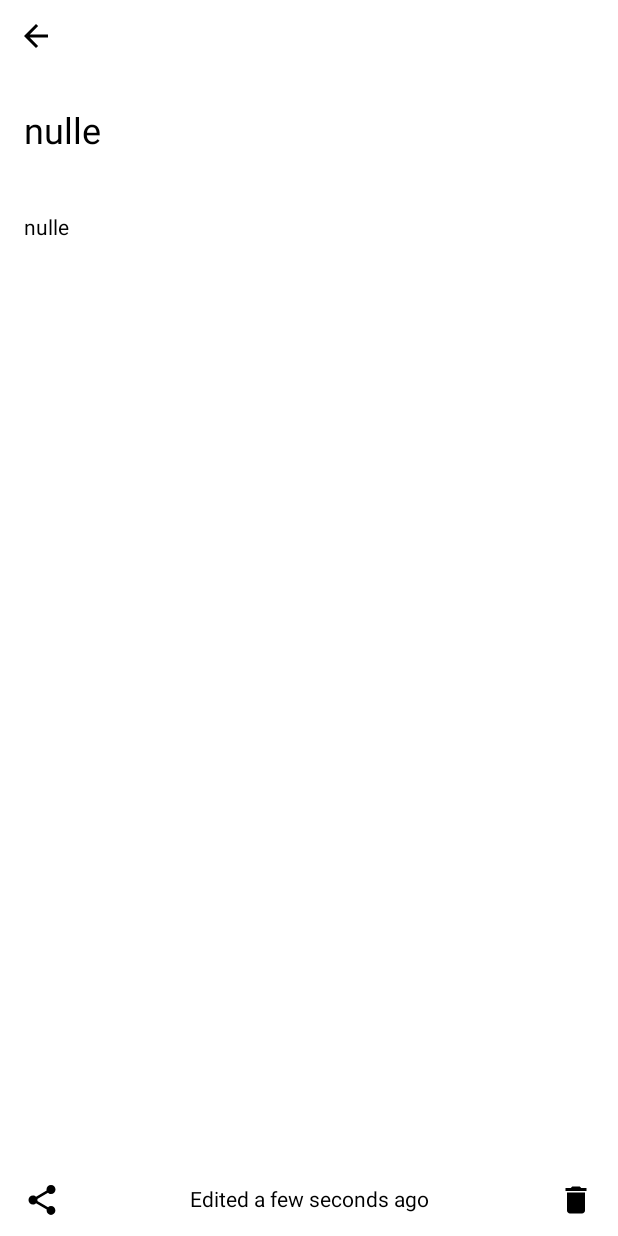
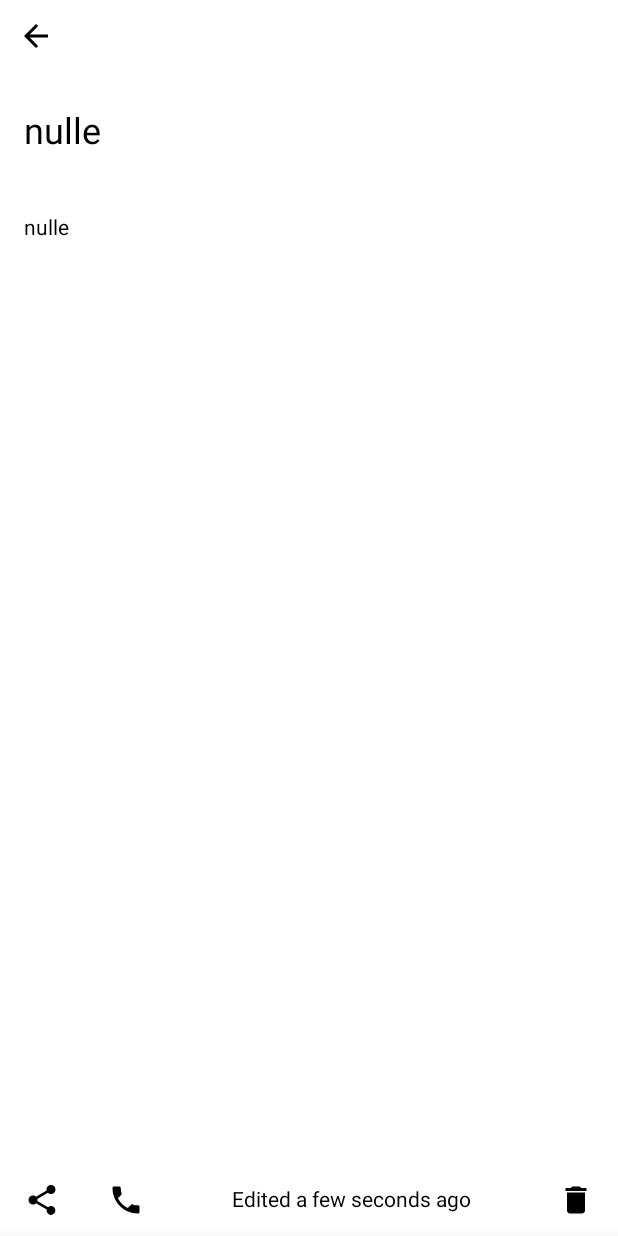
Before and after one commit to zhvk/kolor-notes, an Android app built with Jetpack Compose: the note_screen screen opened through its navigation route, on a phone screen of 412 x 824 dp. Run offline under Robolectric (Android 15) with nearby library versions, the phone set to English and light mode, and no system bars; our stand-ins replace Dagger/Hilt's generated code, Room's generated code; 1 statement that could not run was skipped.

Commit message:
added bottom sheet that changes note color; issue with scope or lifecycle, note doesn't get updated when it should

```diff
--- a/app/src/main/java/com/zhvk/kolornotes/domain/model/Note.kt
+++ b/app/src/main/java/com/zhvk/kolornotes/domain/model/Note.kt
@@ -17,6 +17,13 @@ data class Note(
     @ColumnInfo(name = "web_url") var webUrl: String? = null
 )
 
+data class NoteColorItem(
+    val selected: Boolean = false,
+    val color: NoteColor = NoteColor.WHITE
+) {
+
+}
+
 enum class NoteColor() {
-    WHITE, PURPLE, RED, YELLOW, GREEN, BLUE
+    WHITE, RED, YELLOW, GREEN, BLUE, PURPLE
 }
--- a/app/src/main/java/com/zhvk/kolornotes/presentation/main_screen/NotesViewModel.kt
+++ b/app/src/main/java/com/zhvk/kolornotes/presentation/main_screen/NotesViewModel.kt
@@ -21,7 +21,6 @@ class NotesViewModel @Inject constructor(
 ) : ViewModel() {
 
     val allNotes: MutableStateFlow<List<Note>> = MutableStateFlow<List<Note>>(listOf())
-    val note: MutableStateFlow<Note> = MutableStateFlow<Note>(Note())
 
     fun getAllNotes() = viewModelScope.launch(Dispatchers.IO) {
         noteRepository.getAllNotesFromRoom().collectLatest {
@@ -36,13 +35,6 @@ class NotesViewModel @Inject constructor(
         }.launchIn(this)
     }*/
 
-    fun getNote(id: Long) = viewModelScope.launch(Dispatchers.IO) {
-        noteRepository.getNoteFromRoom(id).collectLatest {
-            note.value = it // UI state is updated at this point
-            Log.d("TAG", "Note gotten: " + note.value.toString())
-        }
-    }
-
     fun addNote(newNote: Note) = viewModelScope.launch(Dispatchers.IO) {
         Log.d("TAG", "Note to be added: $newNote")
         newNote.dateUpdated = getCurrentDateTime(null)
@@ -52,8 +44,6 @@ class NotesViewModel @Inject constructor(
         // thread after you've retrieved the data.
         withContext(Dispatchers.Main) {
             getAllNotes()
-            getNote(newId)
-            Log.d("TAG", "Note added?: " + note.value.toString())
         }
     }
 
@@ -64,15 +54,6 @@ class NotesViewModel @Inject constructor(
         return noteRepository.addNoteToRoom(newNote)
     }
 
-    fun updateNote(note: Note) = viewModelScope.launch(Dispatchers.IO) {
-        note.dateUpdated = getCurrentDateTime(null)
-        noteRepository.updateNoteInRoom(note)
-    }
-
-    fun deleteNote(note: Note) = viewModelScope.launch(Dispatchers.IO) {
-        noteRepository.deleteNoteFromRoom(note)
-    }
-
     fun deleteAllNotes() = viewModelScope.launch(Dispatchers.IO) {
         noteRepository.deleteAllNotesFromRoom()
     }
--- a/app/src/main/java/com/zhvk/kolornotes/presentation/note_screen/NoteScreen.kt
+++ b/app/src/main/java/com/zhvk/kolornotes/presentation/note_screen/NoteScreen.kt
@@ -2,24 +2,27 @@ package com.zhvk.kolornotes.presentation.note_screen
 
 import android.content.Context
 import android.content.Intent
-import androidx.compose.foundation.background
+import android.util.Log
+import androidx.activity.compose.BackHandler
+import androidx.compose.foundation.*
 import androidx.compose.foundation.layout.*
-import androidx.compose.foundation.rememberScrollState
-import androidx.compose.foundation.verticalScroll
+import androidx.compose.foundation.lazy.LazyRow
+import androidx.compose.foundation.selection.selectable
+import androidx.compose.foundation.selection.selectableGroup
+import androidx.compose.foundation.shape.CircleShape
 import androidx.compose.material.*
 import androidx.compose.material.icons.Icons
-import androidx.compose.material.icons.filled.ArrowBack
-import androidx.compose.material.icons.filled.Delete
-import androidx.compose.material.icons.filled.Share
-import androidx.compose.runtime.Composable
-import androidx.compose.runtime.LaunchedEffect
-import androidx.compose.runtime.collectAsState
+import androidx.compose.material.icons.filled.*
+import androidx.compose.runtime.*
 import androidx.compose.ui.Alignment
 import androidx.compose.ui.Modifier
 import androidx.compose.ui.draw.alpha
+import androidx.compose.ui.draw.clip
 import androidx.compose.ui.graphics.Color
 import androidx.compose.ui.platform.LocalContext
+import androidx.compose.ui.res.colorResource
 import androidx.compose.ui.res.stringResource
+import androidx.compose.ui.semantics.Role
 import androidx.compose.ui.text.TextStyle
 import androidx.compose.ui.unit.dp
 import androidx.compose.ui.unit.sp
@@ -27,56 +30,96 @@ import androidx.hilt.navigation.compose.hiltViewModel
 import androidx.navigation.NavController
 import com.zhvk.kolornotes.R
 import com.zhvk.kolornotes.domain.model.Note
+import com.zhvk.kolornotes.domain.model.NoteColor
+import com.zhvk.kolornotes.ui.theme.*
 import com.zhvk.kolornotes.utils.noteColorValue
-import com.zhvk.kolornotes.presentation.main_screen.NotesViewModel
+import kotlinx.coroutines.launch
 
+@OptIn(ExperimentalMaterialApi::class)
 @Composable
 fun NoteScreen(
     navController: NavController,
-    notesViewModel: NotesViewModel = hiltViewModel(),
+    noteViewModel: NoteViewModel = hiltViewModel(),
     noteId: Long?
 ) {
     // Get Note State
     if (noteId != null && noteId != 0L) // TODO: Test w/o this because noteId should always be passed
         LaunchedEffect(Unit) {
-            notesViewModel.getNote(noteId)
+            noteViewModel.getNote(noteId)
         }
-    val noteState = notesViewModel.note.collectAsState().value
+    val noteState = noteViewModel.note.collectAsState().value
     val context = LocalContext.current
 
-    Box(
+    // BottomSheet State
+    val sheetState = rememberModalBottomSheetState(
+        initialValue = ModalBottomSheetValue.Hidden,
+        confirmStateChange = { it != ModalBottomSheetValue.HalfExpanded }
+    )
+    val coroutineScope = rememberCoroutineScope()
+    /*BackHandler(sheetState.isVisible) {
+        coroutineScope.launch { sheetState.hide() }
+    }*/
+    BackHandler(enabled = true, onBack = {
+        if (sheetState.isVisible) coroutineScope.launch { sheetState.hide() }
+        else goBack(navController, noteState, noteViewModel)
+    })
+
+    ModalBottomSheetLayout(
         modifier = Modifier
             .fillMaxSize()
             .background(noteColorValue(noteState.backgroundColor)),
+        sheetState = sheetState,
+        sheetContent = {
+            ColorPickerBottomSheet(
+                noteViewModel = noteViewModel,
+                noteState = noteState
+            )
+        }) {
+
+        // TODO: Let?
+        Box(
+            modifier = Modifier
+                .fillMaxSize(),
             contentAlignment = Alignment.BottomCenter
         ) {
             Column(modifier = Modifier.fillMaxSize()) {
-            Toolbar(goBackAndSaveNote = { navController.navigateUp() })
-            NoteComposable(notesViewModel = notesViewModel, noteState = noteState)
+                Toolbar(goBack = { goBack(navController, noteState, noteViewModel) })
+                NoteComposable(noteViewModel = noteViewModel, noteState = noteState)
             }
             QuickActionBarNoteScreen(
                 lastUpdateDate = noteState.dateUpdated,
                 shareNote = { shareNote(context, noteState) },
+                openColorPickerBottomSheet = {
+                    coroutineScope.launch {
+                        if (sheetState.isVisible) sheetState.hide()
+                        else sheetState.show()
+                    }
+                },
                 goBackAndDeleteNote = {
                     navController.navigateUp()
-                notesViewModel.deleteNote(noteState) // TODO: Why the f is this crashing?!
+                    noteViewModel.deleteNote(noteState) // TODO: Why the f is this crashing?! Because navigateUp takes some time to complete? But it's on main thread? :head_explode:
                 })
         }
     }
+}
 
-fun shareNote(context: Context, note: Note) {
-    val sendIntent: Intent = Intent().apply {
-        action = Intent.ACTION_SEND
-        putExtra(Intent.EXTRA_TEXT, note.noteTitle + "\n" + note.noteBody)
-        type = "text/plain"
+@Composable
+fun Toolbar(
+    goBack: () -> Unit
+) {
+    Row(
+        modifier = Modifier.fillMaxWidth(),
+        horizontalArrangement = Arrangement.SpaceBetween
+    ) {
+        IconButton(onClick = goBack) {
+            Icon(imageVector = Icons.Default.ArrowBack, contentDescription = "")
         }
-    val shareIntent = Intent.createChooser(sendIntent, null)
-    context.startActivity(shareIntent)
+    }
 }
 
 @Composable
 fun NoteComposable(
-    notesViewModel: NotesViewModel,
+    noteViewModel: NoteViewModel,
     noteState: Note
 ) {
 
@@ -93,7 +136,7 @@ fun NoteComposable(
                 .fillMaxWidth()
                 .padding(0.dp, 10.dp),
             value = noteState.noteTitle!! /*noteState.noteTitle ?: ""*/,
-            onValueChange = { notesViewModel.updateNote(noteState.copy(noteTitle = it)) },
+            onValueChange = { noteViewModel.updateNote(noteState.copy(noteTitle = it)) }, // TODO: Improve, this should be handled in ViewModel
             textStyle = TextStyle.Default.copy(fontSize = 24.sp),
             placeholder = {
                 Box(
@@ -121,7 +164,7 @@ fun NoteComposable(
         TextField(
             modifier = Modifier.fillMaxSize(),
             value = noteState.noteBody!! /*noteState.noteBody ?: ""*/,
-            onValueChange = { notesViewModel.updateNote(noteState.copy(noteBody = it)) },
+            onValueChange = { noteViewModel.updateNote(noteState.copy(noteBody = it)) },
             placeholder = {
                 Box(
                     modifier = Modifier.fillMaxSize(),
@@ -146,28 +189,10 @@ fun NoteComposable(
 }
 
 @Composable
-fun Toolbar(
-    goBackAndSaveNote: () -> Unit
-) {
-    Row(
-        modifier = Modifier.fillMaxWidth(),
-        horizontalArrangement = Arrangement.SpaceBetween
-    ) {
-        IconButton(onClick = goBackAndSaveNote) {
-            Icon(imageVector = Icons.Default.ArrowBack, contentDescription = "")
-        }
-        /*IconButton(onClick = {
-            navController.navigateUp()
-        }) {
-            Icon(imageVector = Icons.Default.Done, contentDescription = "")
-        }*/
-    }
-}
-
-@Composable
 fun QuickActionBarNoteScreen(
     lastUpdateDate: String?,
     shareNote: () -> Unit,
+    openColorPickerBottomSheet: () -> Unit,
     goBackAndDeleteNote: () -> Unit
 ) {
     val dateInString = lastUpdateDate ?: "a few seconds ago"
@@ -178,8 +203,19 @@ fun QuickActionBarNoteScreen(
         horizontalArrangement = Arrangement.SpaceBetween,
         verticalAlignment = Alignment.CenterVertically
     ) {
+        Row() {
             IconButton(modifier = Modifier.padding(4.dp, 0.dp), onClick = shareNote) {
                 Icon(imageVector = Icons.Default.Share, contentDescription = "")
+            }
+            IconButton(
+                modifier = Modifier.padding(4.dp, 0.dp),
+                onClick = openColorPickerBottomSheet
+            ) {
+                Icon(
+                    imageVector = Icons.Default.Phone,
+                    contentDescription = ""
+                ) // TODO: Find Palette icon
+            }
         }
         Text(modifier = Modifier.padding(4.dp, 0.dp), text = "Edited $dateInString")
         IconButton(modifier = Modifier.padding(4.dp, 0.dp), onClick = goBackAndDeleteNote) {
@@ -187,3 +223,99 @@ fun QuickActionBarNoteScreen(
         }
     }
 }
+
+@Composable
+fun ColorPickerBottomSheet(
+    noteViewModel: NoteViewModel,
+    noteState: Note
+) {
+
+    Column() {
+        Text(
+            modifier = Modifier.padding(16.dp, 16.dp, 16.dp, 0.dp),
+            text = stringResource(id = R.string.note_pick_color_header)
+        )
+        LazyRow(
+            modifier = Modifier.selectableGroup(),
+            contentPadding = PaddingValues(16.dp),
+            horizontalArrangement = Arrangement.spacedBy(6.dp),
+        ) {
+
+            for (noteColorOption in NoteColor.values()) {
+                item {
+                    Box(
+                        modifier = Modifier.selectable(
+                            selected = (noteState.backgroundColor == noteColorOption),
+                            onClick = {
+                                noteState.backgroundColor = noteColorOption
+                                noteViewModel.updateNote(noteState)
+                                Log.d("TAG", "UPDATE NOTE")
+                            },
+                            role = Role.RadioButton
+                        )
+                    ) {
+                        RoundedCheckView(
+                            selectedItem = noteState.backgroundColor!!,
+                            noteColorOption = noteColorOption
+                        )
+                    }
+                }
+            }
+        }
+    }
+
+}
+
+@Composable
+fun RoundedCheckView(
+    selectedItem: NoteColor,
+    noteColorOption: NoteColor,
+) {
+    val isSelected = remember { mutableStateOf(false) }
+    val circleThickness = remember { mutableStateOf(1.dp) }
+    val borderColor = remember { mutableStateOf(Color.LightGray) }
+    val isCheckedTint = colorResource(id = R.color.midnight_green_eagle_green)
+
+    isSelected.value = selectedItem == noteColorOption
+    if (isSelected.value) {
+        circleThickness.value = 2.dp
+        borderColor.value = isCheckedTint
+    } else {
+        circleThickness.value = 1.dp
+        borderColor.value = Color.LightGray
+    }
+    Box(
+        modifier = Modifier
+            .clip(CircleShape)
+            .size(60.dp)
+            .background(noteColorValue(noteColorOption))
+            .border(BorderStroke(circleThickness.value, borderColor.value), shape = CircleShape)
+            .padding(circleThickness.value)
+            .clip(CircleShape),
+        contentAlignment = Alignment.Center
+    ) {
+        if (isSelected.value)
+            Icon(
+                imageVector = Icons.Default.Check,
+                tint = isCheckedTint,
+                contentDescription = ""
+            )
+    }
+}
+
+fun shareNote(context: Context, note: Note) {
+    val sendIntent: Intent = Intent().apply {
+        action = Intent.ACTION_SEND
+        putExtra(Intent.EXTRA_TEXT, note.noteTitle + "\n" + note.noteBody)
+        type = "text/plain"
+    }
+    val shareIntent = Intent.createChooser(sendIntent, null)
+    context.startActivity(shareIntent)
+}
+
+// TODO: maybe I should delete Note on the MainScreen?
+fun goBack(navController: NavController, noteState: Note, noteViewModel: NoteViewModel) {
+    navController.navigateUp()
+    if (noteState.noteTitle.isNullOrEmpty() && noteState.noteBody.isNullOrEmpty())
+        noteViewModel.deleteNote(noteState)
+}
--- /dev/null
+++ b/app/src/main/java/com/zhvk/kolornotes/presentation/note_screen/NoteViewModel.kt
@@ -0,0 +1,58 @@
+package com.zhvk.kolornotes.presentation.note_screen
+
+import android.util.Log
+import androidx.lifecycle.ViewModel
+import androidx.lifecycle.viewModelScope
+import com.zhvk.kolornotes.data.repository.NoteRepository
+import com.zhvk.kolornotes.domain.model.Note
+import com.zhvk.kolornotes.domain.model.NoteColor
+import com.zhvk.kolornotes.domain.model.NoteColorItem
+import com.zhvk.kolornotes.utils.getCurrentDateTime
+import dagger.hilt.android.lifecycle.HiltViewModel
+import kotlinx.coroutines.Dispatchers
+import kotlinx.coroutines.flow.MutableStateFlow
+import kotlinx.coroutines.flow.collectLatest
+import kotlinx.coroutines.launch
+import javax.inject.Inject
+
+@HiltViewModel
+class NoteViewModel @Inject constructor(
+    private val noteRepository: NoteRepository
+) : ViewModel() {
+    val note: MutableStateFlow<Note> = MutableStateFlow<Note>(Note())
+
+    val noteColorItems: MutableStateFlow<List<NoteColorItem>> =
+        MutableStateFlow<List<NoteColorItem>>(setColorItems())
+
+    fun getNote(id: Long) = viewModelScope.launch(Dispatchers.IO) {
+        noteRepository.getNoteFromRoom(id).collectLatest {
+            note.value = it // UI state is updated at this point
+            Log.d("TAG", "Note gotten: " + note.value.toString())
+        }
+    }
+
+    fun updateNote(note: Note) = viewModelScope.launch(Dispatchers.IO) {
+        note.dateUpdated = getCurrentDateTime(null)
+        noteRepository.updateNoteInRoom(note)
+        Log.d("TAG", "Note updated")
+    }
+
+    fun deleteNote(note: Note) = viewModelScope.launch(Dispatchers.IO) {
+        noteRepository.deleteNoteFromRoom(note)
+    }
+
+    fun updateNoteColor(note: Note, noteColor: NoteColor) {
+        note.backgroundColor = noteColor
+        updateNote(note)
+    }
+
+    private fun setColorItems() : MutableList<NoteColorItem> {
+        val noteColorItems: MutableList<NoteColorItem> = mutableListOf()
+        val noteColors = NoteColor.values()
+
+        noteColors.forEach {
+            noteColorItems.add(NoteColorItem(false, it))
+        }
+        return noteColorItems
+    }
+}
--- a/app/src/main/res/values/strings.xml
+++ b/app/src/main/res/values/strings.xml
@@ -4,6 +4,7 @@
     <string name="search_hint">Start searching notes…</string>
     <string name="note_title_hint">Title</string>
     <string name="note_body_hint">Note</string>
+    <string name="note_pick_color_header">Color</string>
 
     <string name="batman_ipsum">Batman Ipsum</string>
     <string name="batman_ipsum_1">Bats frighten me. It\'s time my enemies shared my dread. Swear to me!</string>
```
Lines whose indentation alone changed are shown as unchanged.
